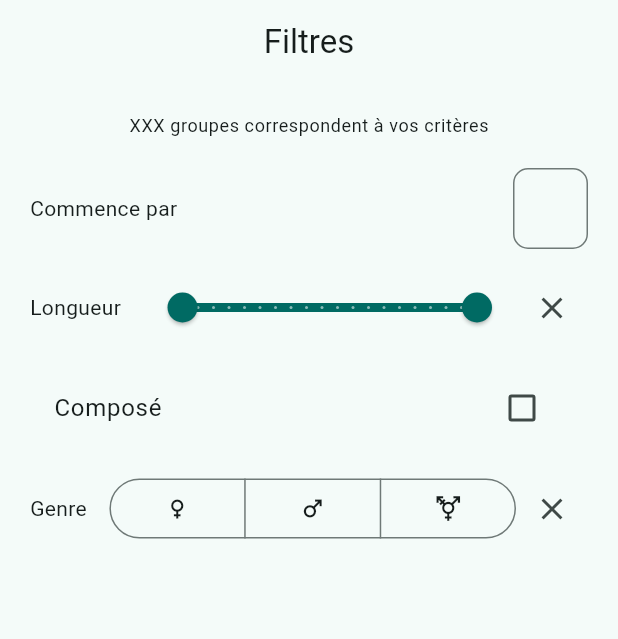
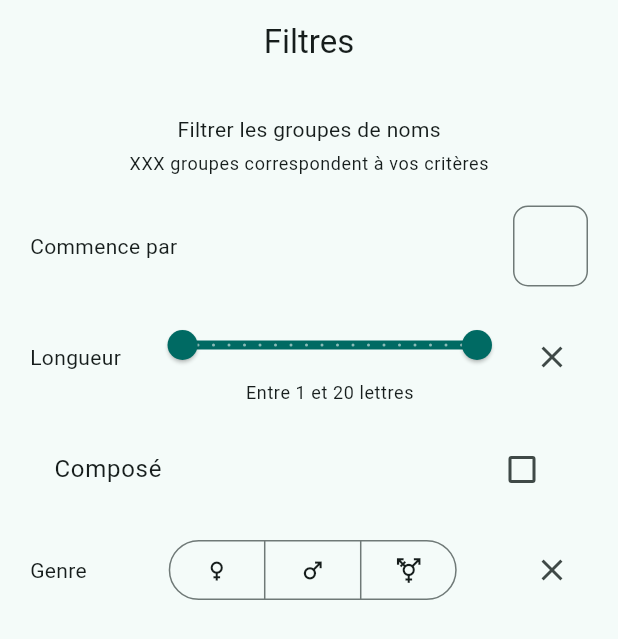
Before and after one commit to Nico04/pasteque_match, a Flutter app: the FilterPage widget shown alone on an empty page, opened directly, on a phone screen of 412 x 824 dp. Shown: the top 639 px of the screen. Run offline on Flutter 3.47's test engine with Material 2 defaults, Android fonts, the phone set to English and light mode, and no system bars; our stand-ins replace cloud_firestore, connectivity_plus, diacritic, firebase_core, firebase_crashlytics, flash and 2 more; missing offline and left inert: ai_barcode, fast_csv, fetcher; accounts and stored records are empty.

Commit message:
[FilterPage] add legend

```diff
--- a/lib/pages/filter_page.dart
+++ b/lib/pages/filter_page.dart
@@ -22,7 +22,14 @@ class _FilterPageState extends State<FilterPage> with BlocProvider<FilterPage, F
         title: 'Filtres',
         child: Column(
           children: [
+            // Caption
+            Text(
+              'Filtrer les groupes de noms',
+              style: context.textTheme.bodyMedium,
+            ),
+
             // Stats
+            AppResources.spacerTiny,
             Text(
               'XXX groupes correspondent à vos critères',   // TODO
               style: context.textTheme.bodySmall,
@@ -59,7 +66,10 @@ class _FilterPageState extends State<FilterPage> with BlocProvider<FilterPage, F
                 const Text('Longueur'),
                 AppResources.spacerMedium,
                 Expanded(
-                  child: RangeSlider(
+                  child: Column(
+                    children: [
+                      // Slider
+                      RangeSlider(
                         values: bloc.length,
                         min: FilterPageBloc._lengthMin,
                         max: FilterPageBloc._lengthMax,
@@ -69,6 +79,14 @@ class _FilterPageState extends State<FilterPage> with BlocProvider<FilterPage, F
                           bloc.length.end.round().toString(),
                         ),
                         onChanged: (RangeValues values) => setState(() => bloc.length = values),
+                      ),
+
+                      // Label
+                      Text(
+                        'Entre ${bloc.length.start.round()} et ${bloc.length.end.round()} lettres',
+                        style: context.textTheme.bodySmall,
+                      ),
+                    ],
                   ),
                 ),
                 IconButton(
@@ -94,7 +112,10 @@ class _FilterPageState extends State<FilterPage> with BlocProvider<FilterPage, F
                 const Text('Genre'),
                 AppResources.spacerMedium,
                 Expanded(
-                  child: SegmentedButton<GroupGenderFilter>(
+                  child: Column(
+                    children: [
+                      // Buttons
+                      SegmentedButton<GroupGenderFilter>(
                         selected: {if (bloc.groupGender != null) bloc.groupGender!},
                         segments: GroupGenderFilter.values.map((value) => ButtonSegment(
                           value: value,
@@ -104,6 +125,17 @@ class _FilterPageState extends State<FilterPage> with BlocProvider<FilterPage, F
                         showSelectedIcon: false,
                         emptySelectionAllowed: true,
                         onSelectionChanged: (value) => setState(() => bloc.groupGender = value.isEmpty ? null : value.single),
+                      ),
+
+                      // Label
+                      if (bloc.groupGender != null)...[
+                        AppResources.spacerTiny,
+                        Text(
+                          bloc.groupGender!.label!,
+                          style: context.textTheme.bodySmall,
+                        ),
+                      ],
+                    ],
                   ),
                 ),
                 IconButton(
@@ -136,11 +168,12 @@ class FilterPageBloc with Disposable {
 }
 
 enum GroupGenderFilter {
-  atLeastOneFemale(Icons.female),
-  atLeastOneMale(Icons.male),
-  epicene(Icons.transgender);
+  atLeastOneFemale(Icons.female, 'Au moins une fille'),
+  atLeastOneMale(Icons.male, 'Au moins un garçon'),
+  epicene(Icons.transgender, 'Épicène');
 
-  const GroupGenderFilter(this.icon);
+  const GroupGenderFilter(this.icon, this.label);
 
   final IconData icon;
+  final String? label;
 }
```
Lines whose indentation alone changed are shown as unchanged.
